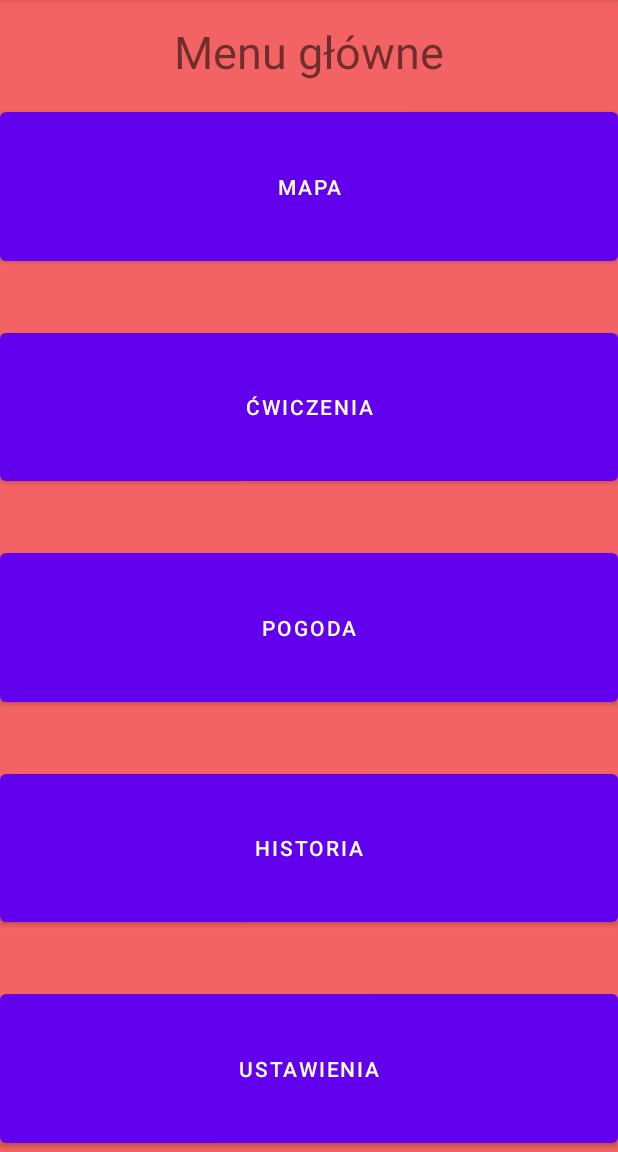
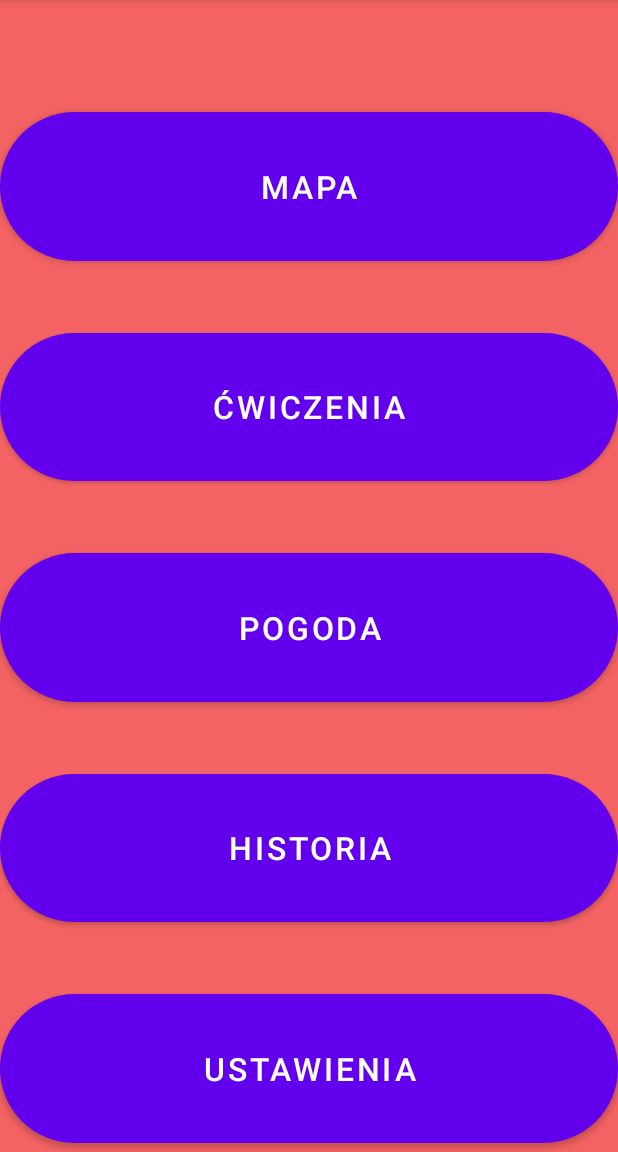
Before and after one commit to Rolfer150/reposprojekt, an Android app: the screen it shows after launch (MainActivity), on a phone screen of 412 x 824 dp, the part 84-1236 px from its top. Run offline under Robolectric (Android 15) with nearby library versions, the phone set to English and light mode, and no system bars.

Commit message:
layout v1

```diff
--- a/app/src/main/res/layout/activity_main.xml
+++ b/app/src/main/res/layout/activity_main.xml
@@ -15,7 +15,6 @@
         android:layout_marginBottom="14dp"
         android:fontFamily="sans-serif"
         android:textSize="30dp"
-        android:text="Menu główne"
         app:layout_constraintBottom_toTopOf="@+id/button"
         app:layout_constraintEnd_toEndOf="parent"
         app:layout_constraintStart_toStartOf="parent"
@@ -27,6 +26,8 @@
         android:layout_height="0dp"
         android:layout_marginBottom="36dp"
         android:text="Mapa"
+        android:textSize="21sp"
+        app:cornerRadius="100dp"
         app:layout_constraintBottom_toTopOf="@+id/button2"
         app:layout_constraintEnd_toEndOf="parent"
         app:layout_constraintStart_toStartOf="parent"
@@ -38,6 +39,8 @@
         android:layout_height="0dp"
         android:layout_marginBottom="36dp"
         android:text="Ćwiczenia"
+        android:textSize="21sp"
+        app:cornerRadius="100dp"
         app:layout_constraintBottom_toTopOf="@+id/button3"
         app:layout_constraintEnd_toEndOf="parent"
         app:layout_constraintStart_toStartOf="parent"
@@ -49,6 +52,8 @@
         android:layout_height="0dp"
         android:layout_marginBottom="36dp"
         android:text="Pogoda"
+        android:textSize="21sp"
+        app:cornerRadius="100dp"
         app:layout_constraintBottom_toTopOf="@+id/button4"
         app:layout_constraintEnd_toEndOf="parent"
         app:layout_constraintStart_toStartOf="parent"
@@ -60,6 +65,8 @@
         android:layout_height="0dp"
         android:layout_marginBottom="36dp"
         android:text="Historia"
+        android:textSize="21sp"
+        app:cornerRadius="100dp"
         app:layout_constraintBottom_toTopOf="@+id/button5"
         app:layout_constraintEnd_toEndOf="parent"
         app:layout_constraintStart_toStartOf="parent"
@@ -70,6 +77,8 @@
         android:layout_width="0dp"
         android:layout_height="0dp"
         android:text="Ustawienia"
+        android:textSize="21sp"
+        app:cornerRadius="100dp"
         app:layout_constraintBottom_toBottomOf="parent"
         app:layout_constraintEnd_toEndOf="parent"
         app:layout_constraintStart_toStartOf="parent"
```
